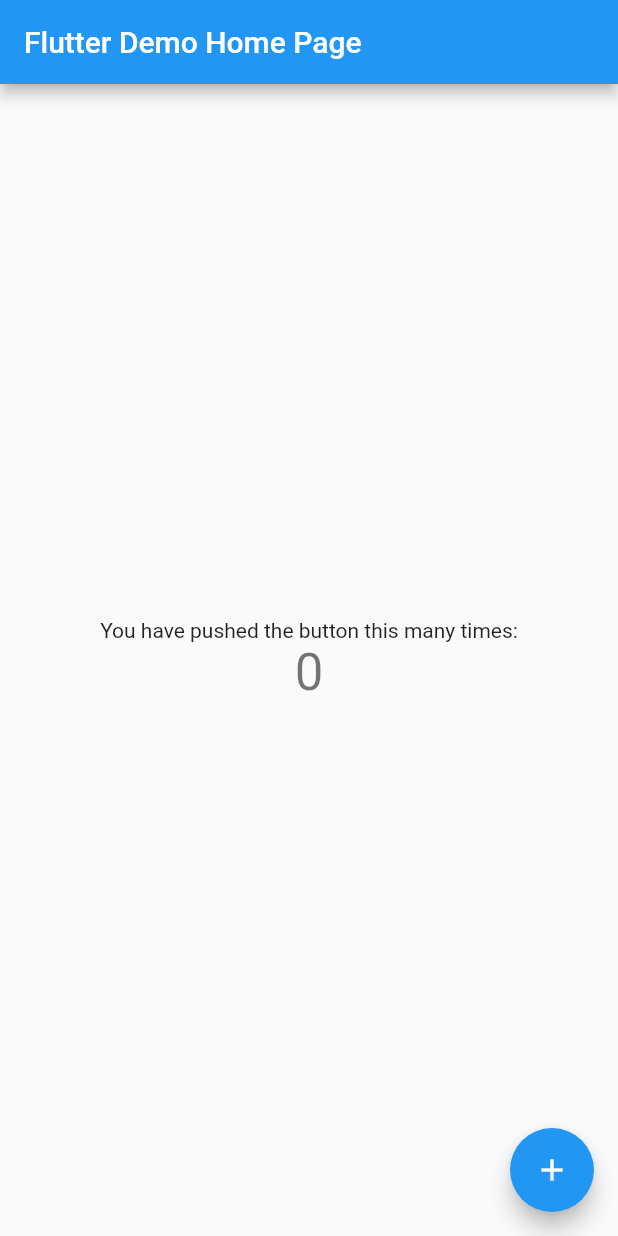
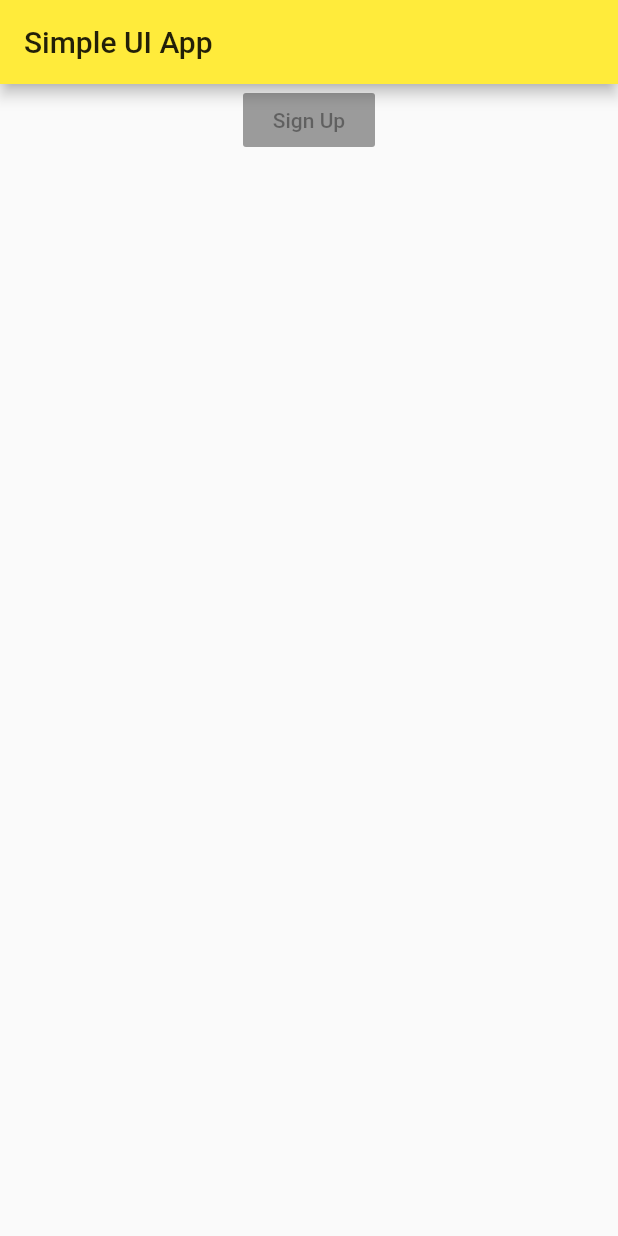
Before and after one commit to ksaetern6/GiftTracker-1, a Flutter app: the screen it shows after launch, on a phone screen of 412 x 824 dp. Run offline on Flutter 3.47's test engine with Material 2 defaults, Android fonts, the phone set to English and light mode, and no system bars.

Commit message:
Color and sign up button, firebase integration in pubspec

```diff
--- a/gift_tracker/lib/main.dart
+++ b/gift_tracker/lib/main.dart
@@ -1,111 +1,50 @@
 import 'package:flutter/material.dart';
+import 'dart:math';
 
 void main() => runApp(MyApp());
 
-class MyApp extends StatelessWidget {
-  // This widget is the root of your application.
+class MyApp extends StatelessWidget
+{
   @override
-  Widget build(BuildContext context) {
+  Widget build(BuildContext context)
+  {
     return MaterialApp(
-      title: 'Flutter Demo',
-      theme: ThemeData(
-        // This is the theme of your application.
-        //
-        // Try running your application with "flutter run". You'll see the
-        // application has a blue toolbar. Then, without quitting the app, try
-        // changing the primarySwatch below to Colors.green and then invoke
-        // "hot reload" (press "r" in the console where you ran "flutter run",
-        // or simply save your changes to "hot reload" in a Flutter IDE).
-        // Notice that the counter didn't reset back to zero; the application
-        // is not restarted.
-        primarySwatch: Colors.blue,
-      ),
-      home: MyHomePage(title: 'Flutter Demo Home Page'),
+        title: "GiftTracker",
+        theme: ThemeData(
+          primarySwatch: Colors.yellow,
+        ),
+
+        home: HomePage()
     );
   }
 }
 
-class MyHomePage extends StatefulWidget {
-  MyHomePage({Key key, this.title}) : super(key: key);
-
-  // This widget is the home page of your application. It is stateful, meaning
-  // that it has a State object (defined below) that contains fields that affect
-  // how it looks.
-
-  // This class is the configuration for the state. It holds the values (in this
-  // case the title) provided by the parent (in this case the App widget) and
-  // used by the build method of the State. Fields in a Widget subclass are
-  // always marked "final".
-
-  final String title;
-
+class HomePage extends StatefulWidget
+{
   @override
-  _MyHomePageState createState() => _MyHomePageState();
+  _HomePage createState() => _HomePage();
 }
 
-class _MyHomePageState extends State<MyHomePage> {
-  int _counter = 0;
-
-  void _incrementCounter() {
-    setState(() {
-      // This call to setState tells the Flutter framework that something has
-      // changed in this State, which causes it to rerun the build method below
-      // so that the display can reflect the updated values. If we changed
-      // _counter without calling setState(), then the build method would not be
-      // called again, and so nothing would appear to happen.
-      _counter++;
-    });
-  }
-
+class _HomePage extends State<HomePage>
+{
   @override
   Widget build(BuildContext context) {
-    // This method is rerun every time setState is called, for instance as done
-    // by the _incrementCounter method above.
-    //
-    // The Flutter framework has been optimized to make rerunning build methods
-    // fast, so that you can just rebuild anything that needs updating rather
-    // than having to individually change instances of widgets.
     return Scaffold(
       appBar: AppBar(
-        // Here we take the value from the MyHomePage object that was created by
-        // the App.build method, and use it to set our appbar title.
-        title: Text(widget.title),
+        title: Text("Simple UI App"),
       ),
+
       body: Center(
-        // Center is a layout widget. It takes a single child and positions it
-        // in the middle of the parent.
         child: Column(
-          // Column is also layout widget. It takes a list of children and
-          // arranges them vertically. By default, it sizes itself to fit its
-          // children horizontally, and tries to be as tall as its parent.
-          //
-          // Invoke "debug painting" (press "p" in the console, choose the
-          // "Toggle Debug Paint" action from the Flutter Inspector in Android
-          // Studio, or the "Toggle Debug Paint" command in Visual Studio Code)
-          // to see the wireframe for each widget.
-          //
-          // Column has various properties to control how it sizes itself and
-          // how it positions its children. Here we use mainAxisAlignment to
-          // center the children vertically; the main axis here is the vertical
-          // axis because Columns are vertical (the cross axis would be
-          // horizontal).
-          mainAxisAlignment: MainAxisAlignment.center,
           children: <Widget>[
-            Text(
-              'You have pushed the button this many times:',
-            ),
-            Text(
-              '$_counter',
-              style: Theme.of(context).textTheme.display1,
-            ),
+            RaisedButton(
+              child: Text("Sign Up"),
+              //onPressed: //TODO sign up using google account,
+            )
           ],
-        ),
-      ),
-      floatingActionButton: FloatingActionButton(
-        onPressed: _incrementCounter,
-        tooltip: 'Increment',
-        child: Icon(Icons.add),
-      ), // This trailing comma makes auto-formatting nicer for build methods.
+        )
+      )
+
     );
   }
 }
--- a/gift_tracker/pubspec.yaml
+++ b/gift_tracker/pubspec.yaml
@@ -23,6 +23,9 @@ dependencies:
   # The following adds the Cupertino Icons font to your application.
   # Use with the CupertinoIcons class for iOS style icons.
   cupertino_icons: ^0.1.2
+
+  #firebase
+  firebase_core: ^0.3.1+1
 
 dev_dependencies:
   flutter_test:
```
Also changed, not shown: 7 other files.
